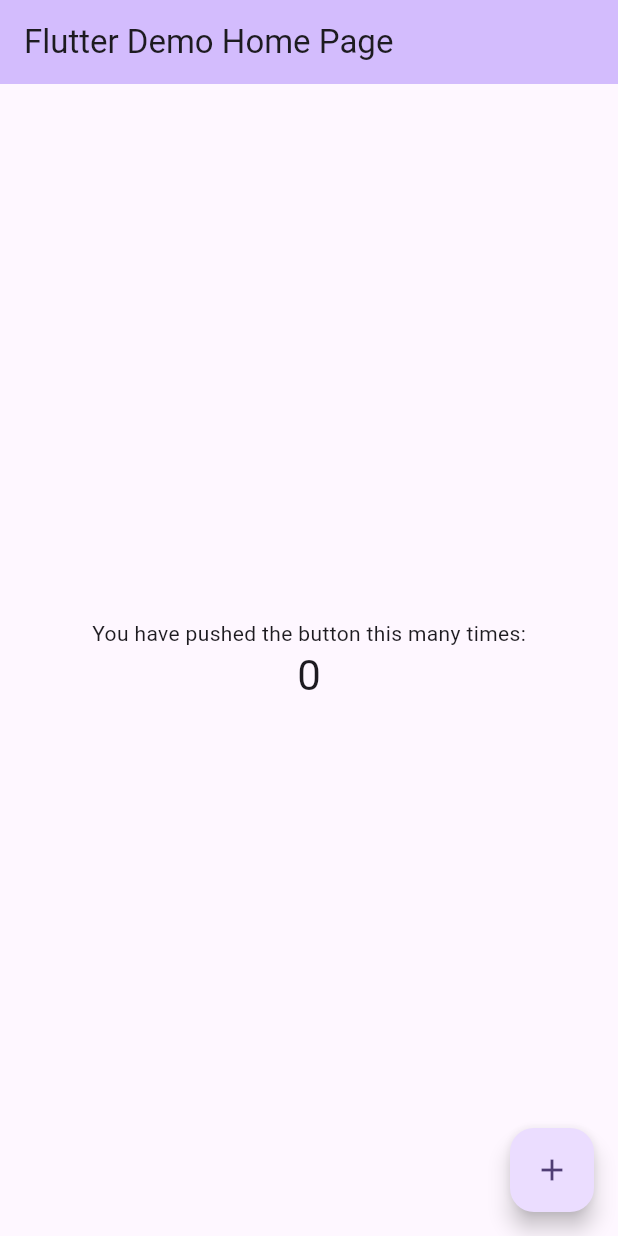
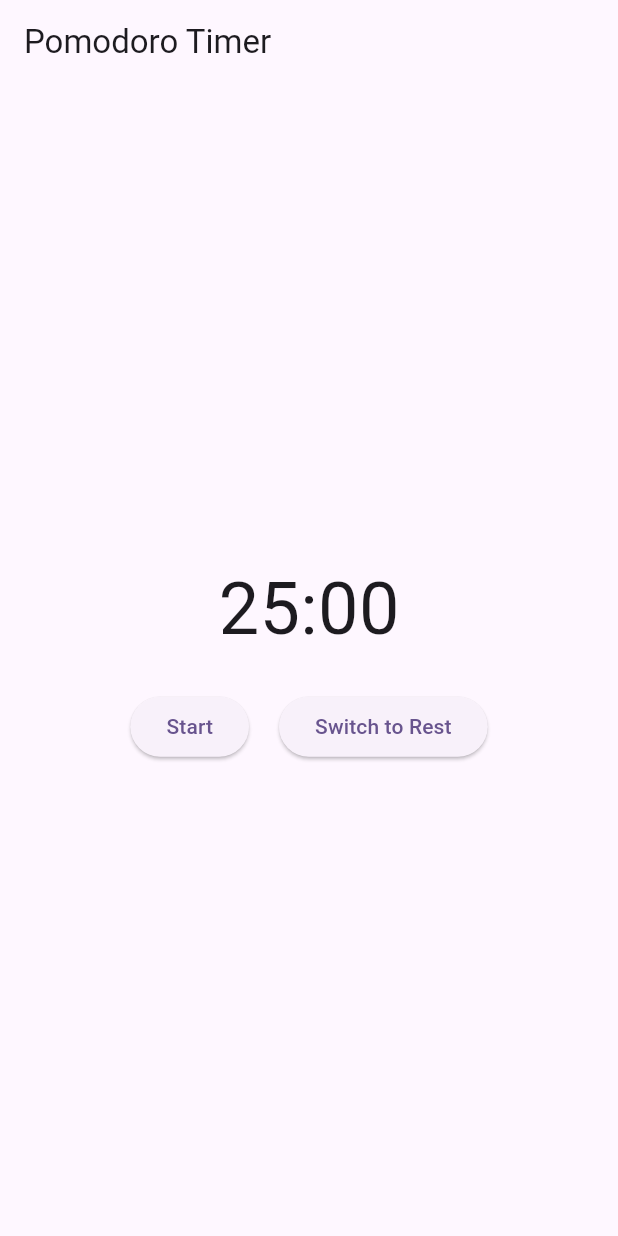
Before and after one commit to kbjorklid/pomodoro_flutter, a Flutter app: the screen it shows after launch, on a phone screen of 412 x 824 dp. Run offline on Flutter 3.47's test engine with Material 3 defaults, Android fonts, the phone set to English and light mode, and no system bars; our stand-ins replace flutter_riverpod, freezed_annotation; generated files the repository leaves out were written again.

Commit message:
feat: refactor app to use Riverpod for timer state management

```diff
--- a/lib/main.dart
+++ b/lib/main.dart
@@ -1,125 +1,71 @@
 import 'package:flutter/material.dart';
+import 'package:flutter_riverpod/flutter_riverpod.dart';
+import 'package:pomodoro_app2/timer/domain/timer_state.dart';
+import 'package:pomodoro_app2/timer/presentation/providers/timer_provider.dart';
 
 void main() {
-  runApp(const MyApp());
+  runApp(const ProviderScope(child: MyApp()));
 }
 
 class MyApp extends StatelessWidget {
   const MyApp({super.key});
 
-  // This widget is the root of your application.
   @override
   Widget build(BuildContext context) {
     return MaterialApp(
-      title: 'Flutter Demo',
+      title: 'Pomodoro Timer',
       theme: ThemeData(
-        // This is the theme of your application.
-        //
-        // TRY THIS: Try running your application with "flutter run". You'll see
-        // the application has a purple toolbar. Then, without quitting the app,
-        // try changing the seedColor in the colorScheme below to Colors.green
-        // and then invoke "hot reload" (save your changes or press the "hot
-        // reload" button in a Flutter-supported IDE, or press "r" if you used
-        // the command line to start the app).
-        //
-        // Notice that the counter didn't reset back to zero; the application
-        // state is not lost during the reload. To reset the state, use hot
-        // restart instead.
-        //
-        // This works for code too, not just values: Most code changes can be
-        // tested with just a hot reload.
         colorScheme: ColorScheme.fromSeed(seedColor: Colors.deepPurple),
         useMaterial3: true,
       ),
-      home: const MyHomePage(title: 'Flutter Demo Home Page'),
+      home: const TimerScreen(),
     );
   }
 }
 
-class MyHomePage extends StatefulWidget {
-  const MyHomePage({super.key, required this.title});
-
-  // This widget is the home page of your application. It is stateful, meaning
-  // that it has a State object (defined below) that contains fields that affect
-  // how it looks.
-
-  // This class is the configuration for the state. It holds the values (in this
-  // case the title) provided by the parent (in this case the App widget) and
-  // used by the build method of the State. Fields in a Widget subclass are
-  // always marked "final".
-
-  final String title;
+class TimerScreen extends ConsumerWidget {
+  const TimerScreen({super.key});
 
   @override
-  State<MyHomePage> createState() => _MyHomePageState();
-}
+  Widget build(BuildContext context, WidgetRef ref) {
+    final timerState = ref.watch(timerProvider);
+    final timerNotifier = ref.read(timerProvider.notifier);
 
-class _MyHomePageState extends State<MyHomePage> {
-  int _counter = 0;
+    final minutes = (timerState.remainingSeconds ~/ 60).toString().padLeft(2, '0');
+    final seconds = (timerState.remainingSeconds % 60).toString().padLeft(2, '0');
 
-  void _incrementCounter() {
-    setState(() {
-      // This call to setState tells the Flutter framework that something has
-      // changed in this State, which causes it to rerun the build method below
-      // so that the display can reflect the updated values. If we changed
-      // _counter without calling setState(), then the build method would not be
-      // called again, and so nothing would appear to happen.
-      _counter++;
-    });
-  }
-
-  @override
-  Widget build(BuildContext context) {
-    // This method is rerun every time setState is called, for instance as done
-    // by the _incrementCounter method above.
-    //
-    // The Flutter framework has been optimized to make rerunning build methods
-    // fast, so that you can just rebuild anything that needs updating rather
-    // than having to individually change instances of widgets.
     return Scaffold(
       appBar: AppBar(
-        // TRY THIS: Try changing the color here to a specific color (to
-        // Colors.amber, perhaps?) and trigger a hot reload to see the AppBar
-        // change color while the other colors stay the same.
-        backgroundColor: Theme.of(context).colorScheme.inversePrimary,
-        // Here we take the value from the MyHomePage object that was created by
-        // the App.build method, and use it to set our appbar title.
-        title: Text(widget.title),
+        title: const Text('Pomodoro Timer'),
       ),
       body: Center(
-        // Center is a layout widget. It takes a single child and positions it
-        // in the middle of the parent.
         child: Column(
-          // Column is also a layout widget. It takes a list of children and
-          // arranges them vertically. By default, it sizes itself to fit its
-          // children horizontally, and tries to be as tall as its parent.
-          //
-          // Column has various properties to control how it sizes itself and
-          // how it positions its children. Here we use mainAxisAlignment to
-          // center the children vertically; the main axis here is the vertical
-          // axis because Columns are vertical (the cross axis would be
-          // horizontal).
-          //
-          // TRY THIS: Invoke "debug painting" (choose the "Toggle Debug Paint"
-          // action in the IDE, or press "p" in the console), to see the
-          // wireframe for each widget.
           mainAxisAlignment: MainAxisAlignment.center,
-          children: <Widget>[
-            const Text(
-              'You have pushed the button this many times:',
+          children: [
+            Text(
+              '$minutes:$seconds',
+              style: const TextStyle(fontSize: 48),
             ),
-            Text(
-              '$_counter',
-              style: Theme.of(context).textTheme.headlineMedium,
+            const SizedBox(height: 20),
+            Row(
+              mainAxisAlignment: MainAxisAlignment.center,
+              children: [
+                ElevatedButton(
+                  onPressed: timerNotifier.toggleTimer,
+                  child: Text(timerState.isRunning ? 'Pause' : 'Start'),
+                ),
+                const SizedBox(width: 20),
+                ElevatedButton(
+                  onPressed: timerNotifier.switchTimerType,
+                  child: Text(timerState.timerType == TimerType.work
+                      ? 'Switch to Rest'
+                      : 'Switch to Work'),
+                ),
+              ],
             ),
           ],
         ),
       ),
-      floatingActionButton: FloatingActionButton(
-        onPressed: _incrementCounter,
-        tooltip: 'Increment',
-        child: const Icon(Icons.add),
-      ), // This trailing comma makes auto-formatting nicer for build methods.
     );
   }
 }
--- /dev/null
+++ b/lib/timer/presentation/providers/timer_provider.dart
@@ -0,0 +1,7 @@
+import 'package:flutter_riverpod/flutter_riverpod.dart';
+import 'package:pomodoro_app2/timer/application/timer_notifier.dart';
+import 'package:pomodoro_app2/timer/domain/timer_state.dart';
+
+final timerProvider = StateNotifierProvider<TimerNotifier, TimerState>((ref) {
+  return TimerNotifier();
+});
--- a/pubspec.yaml
+++ b/pubspec.yaml
@@ -32,9 +32,6 @@ dependencies:
     sdk: flutter
   flutter_riverpod: ^2.6.1
   freezed_annotation: ^2.4.4
-
-  # The following adds the Cupertino Icons font to your application.
-  # Use with the CupertinoIcons class for iOS style icons.
   cupertino_icons: ^1.0.8
 
 dev_dependencies:
```
Also changed, not shown: lib/timer/application/timer_notifier.dart (added, +25 -0 lines), lib/timer/domain/timer_state.dart (added, +14 -0 lines).
